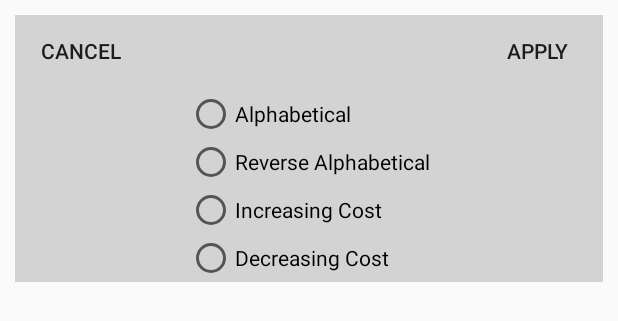
After one commit to danltw/iPlanner, an Android app: the layout sort_layout.xml on its own in the app's theme, with its tools: preview values and no code run, on a phone screen of 412 x 824 dp. The commit adds this screen. Shown: the top 321 px of the screen. Run offline under Robolectric (Android 15) with nearby library versions, the phone set to English and light mode, and no system bars; network calls fail.

Commit message:
Implemented Sort feature

```diff
--- a/app/src/main/AndroidManifest.xml
+++ b/app/src/main/AndroidManifest.xml
@@ -41,9 +41,6 @@
 
             </intent-filter>
 
-            <meta-data
-                    android:name="android.app.searchable"
-                    android:resource="@xml/searchable"/>
         </activity>
         <!-- <activity android:name=".Accounts.LoginActivity" /> -->
         <!-- <activity android:name=".POIs.ViewPOIsActivity" /> -->
--- /dev/null
+++ b/app/src/main/res/layout/sort_layout.xml
@@ -0,0 +1,58 @@
+<?xml version="1.0" encoding="utf-8"?>
+<RelativeLayout
+    xmlns:android="http://schemas.android.com/apk/res/android"
+    android:id="@+id/rl_custom_layout"
+    android:layout_width="match_parent"
+    android:layout_height="wrap_content"
+    android:layout_margin="10dp"
+    android:background="#D3D3D3"
+    android:backgroundTintMode="src_atop"
+    >
+    <Button
+    android:id="@+id/sort_cancel"
+    android:layout_width="wrap_content"
+    android:layout_height="wrap_content"
+    android:layout_alignParentStart="true"
+    android:layout_alignParentLeft="true"
+    android:text="Cancel"
+    android:background="@null"
+    />
+    <Button
+        android:id="@+id/sort_apply"
+        android:layout_width="wrap_content"
+        android:layout_height="wrap_content"
+        android:layout_alignParentEnd="true"
+        android:layout_alignParentRight="true"
+        android:text="Apply"
+        android:background="@null"
+        />
+
+    <RadioGroup
+        android:id="@+id/sortGrp"
+        android:layout_width="wrap_content"
+        android:layout_height="wrap_content"
+        android:layout_centerHorizontal="true"
+        android:layout_marginTop="50dp">
+        <RadioButton
+            android:layout_width="wrap_content"
+            android:layout_height="wrap_content"
+            android:id="@+id/atoz"
+            android:text="Alphabetical" />
+        <RadioButton
+            android:layout_width="wrap_content"
+            android:layout_height="wrap_content"
+            android:id="@+id/ztoa"
+            android:text="Reverse Alphabetical" />
+        <RadioButton
+            android:layout_width="wrap_content"
+            android:layout_height="wrap_content"
+            android:id="@+id/costup"
+            android:text="Increasing Cost" />
+        <RadioButton
+            android:layout_width="wrap_content"
+            android:layout_height="wrap_content"
+            android:id="@+id/costdown"
+            android:text="Decreasing Cost" />
+
+    </RadioGroup>
+</RelativeLayout>
```
Also changed, not shown: app/src/main/java/com/project42/iplanner/Home/HomeFragment.java (+155 -231 lines), app/src/main/res/layout/fragment_home.xml (+27 -0 lines), app/src/main/res/drawable/baseline_filter_list_black_18dp.png (added), app/src/main/res/drawable/baseline_sort_black_18dp.png (added), 1 other file.
